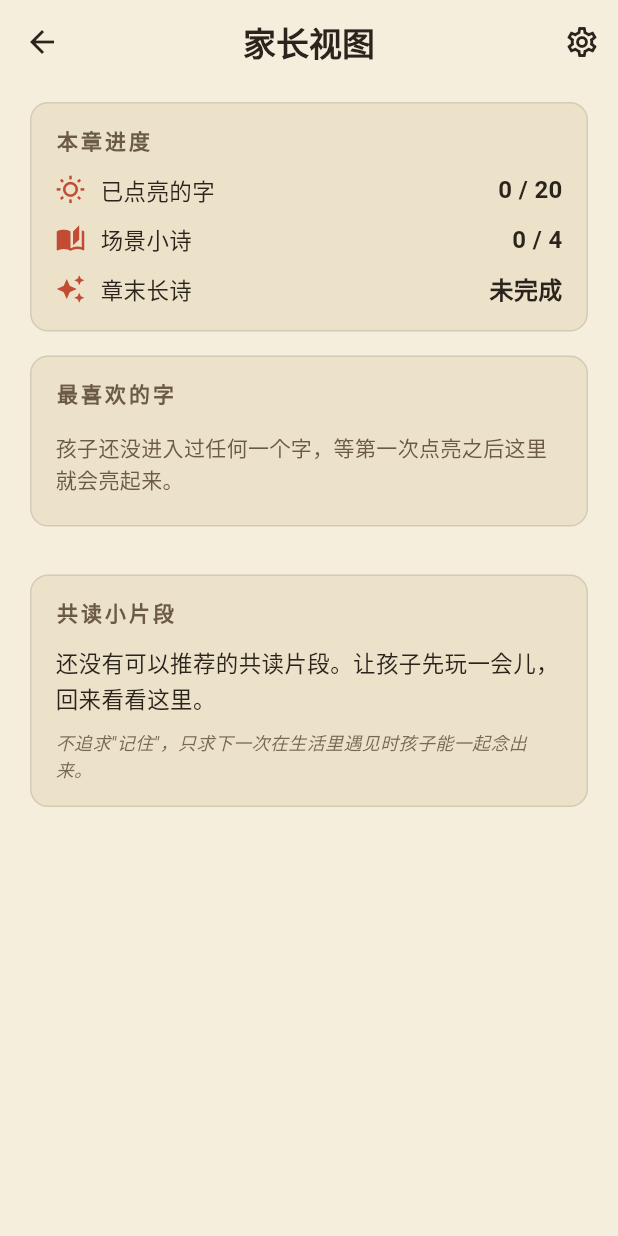
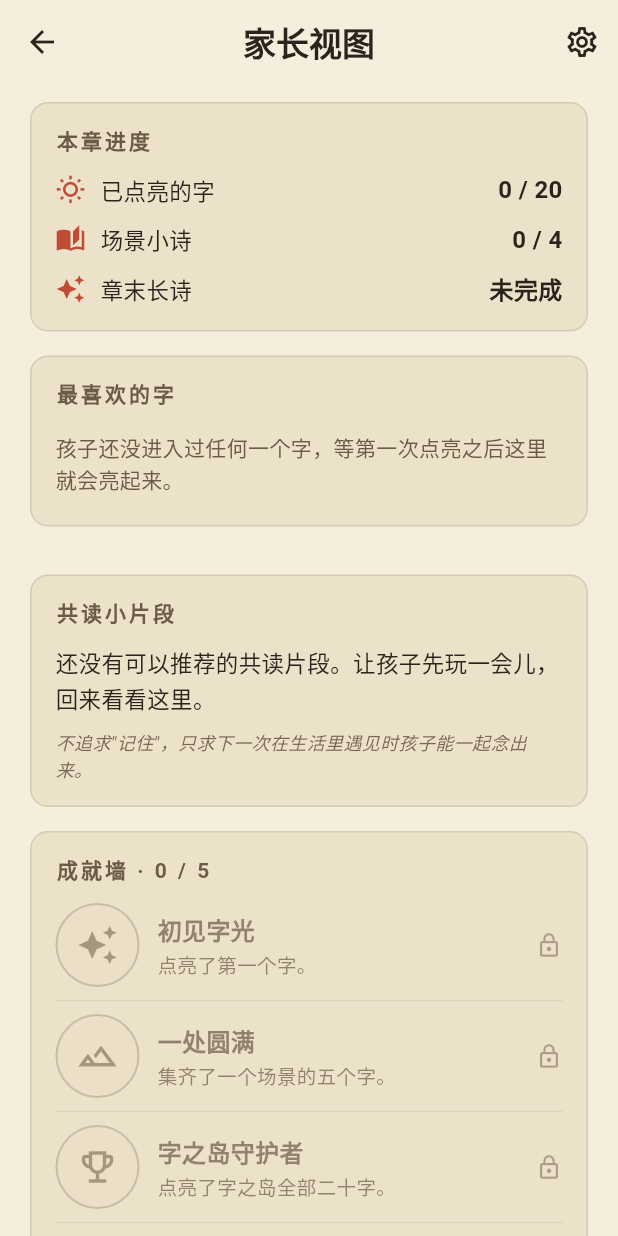
Before and after one commit to flyingdew/wonder-isles-app, a Flutter app: the screen it shows after launch, after a tap on "家长", on a phone screen of 412 x 824 dp. Run offline on Flutter 3.47's test engine with Material 3 defaults, Android fonts, the phone set to English and light mode, and no system bars; our stand-ins replace audioplayers, shared_preferences.

Commit message:
feat(achievements): unlock badges for first lit / scene / streak / boss
- data/achievement: 5 badges with title + description + icon

- services/progress_store: persist unlocked ids + streak days, evaluate on markLit/markPoemDone/recordDailyVisit

- widgets/achievement_dialog: unlock dialog + reusable badge widget

- pages/home: trigger recordDailyVisit on app open, show unlock dialog

- pages/character_flow + poem_stage: show unlock dialog after mark

- pages/parent_dashboard: achievement wall panel with locked/unlocked rows

- docs/roadmap: check off simple achievements

```diff
--- /dev/null
+++ b/lib/data/achievement.dart
@@ -0,0 +1,55 @@
+import 'package:flutter/material.dart';
+
+/// 一枚成就的静态定义。解锁状态在 `ProgressStore` 里持久化。
+class Achievement {
+  const Achievement({
+    required this.id,
+    required this.title,
+    required this.description,
+    required this.icon,
+  });
+
+  final String id;
+  final String title;
+  final String description;
+  final IconData icon;
+}
+
+/// 字之岛章节的成就清单。评估逻辑在 `ProgressStore._evaluate` 中。
+///
+/// 顺序即家长视图中展示顺序，也影响弹窗中多条同时解锁时的先后。
+const List<Achievement> kAchievements = <Achievement>[
+  Achievement(
+    id: 'first_lit',
+    title: '初见字光',
+    description: '点亮了第一个字。',
+    icon: Icons.auto_awesome,
+  ),
+  Achievement(
+    id: 'scene_complete',
+    title: '一处圆满',
+    description: '集齐了一个场景的五个字。',
+    icon: Icons.landscape_outlined,
+  ),
+  Achievement(
+    id: 'all_lit',
+    title: '字之岛守护者',
+    description: '点亮了字之岛全部二十字。',
+    icon: Icons.emoji_events_outlined,
+  ),
+  Achievement(
+    id: 'poem_boss',
+    title: '长诗成篇',
+    description: '在字之岛结尾完成了整章长诗。',
+    icon: Icons.menu_book_outlined,
+  ),
+  Achievement(
+    id: 'streak_3',
+    title: '三日结伴',
+    description: '连续三天来到奇思岛。',
+    icon: Icons.wb_sunny_outlined,
+  ),
+];
+
+Achievement achievementById(String id) =>
+    kAchievements.firstWhere((Achievement a) => a.id == id);
--- a/lib/main.dart
+++ b/lib/main.dart
@@ -19,6 +19,7 @@ Future<void> main() async {
 
   final ProgressStore progress = ProgressStore();
   await progress.load();
+  progress.attachRepository(repository);
 
   final VoiceService voice = VoiceService();
   await voice.load();
--- a/lib/pages/character_flow_page.dart
+++ b/lib/pages/character_flow_page.dart
@@ -4,7 +4,9 @@ import 'package:provider/provider.dart';
 import '../app_theme.dart';
 import '../data/character.dart';
 import '../services/progress_store.dart';
+import '../data/achievement.dart';
 import '../services/voice_service.dart';
+import '../widgets/achievement_dialog.dart';
 import '../widgets/apply_stage.dart';
 import '../widgets/assemble_stage.dart';
 import '../widgets/dig_stage.dart';
@@ -81,9 +83,12 @@ class _CharacterFlowPageState extends State<CharacterFlowPage> {
   }
 
   Future<void> _onFinish() async {
-    await context.read<ProgressStore>().markLit(widget.character.id);
+    final List<Achievement> unlocked =
+        await context.read<ProgressStore>().markLit(widget.character.id);
     if (!mounted) return;
     setState(() => _step = FlowStep.done);
+    if (!mounted) return;
+    await showAchievementUnlocked(context, unlocked);
   }
 
   @override
--- a/lib/pages/home_page.dart
+++ b/lib/pages/home_page.dart
@@ -3,14 +3,33 @@ import 'package:flutter/material.dart';
 import 'package:provider/provider.dart';
 
 import '../app_theme.dart';
+import '../data/achievement.dart';
+import '../data/poems.dart';
 import '../services/progress_store.dart';
-import '../data/poems.dart';
+import '../widgets/achievement_dialog.dart';
 import 'island_map_page.dart';
 import 'parent_dashboard_page.dart';
 import 'poem_stage_page.dart';
 
-class HomePage extends StatelessWidget {
+class HomePage extends StatefulWidget {
   const HomePage({super.key});
+
+  @override
+  State<HomePage> createState() => _HomePageState();
+}
+
+class _HomePageState extends State<HomePage> {
+  @override
+  void initState() {
+    super.initState();
+    WidgetsBinding.instance.addPostFrameCallback((_) async {
+      if (!mounted) return;
+      final List<Achievement> unlocked =
+          await context.read<ProgressStore>().recordDailyVisit();
+      if (!mounted) return;
+      await showAchievementUnlocked(context, unlocked);
+    });
+  }
 
   @override
   Widget build(BuildContext context) {
--- a/lib/pages/parent_dashboard_page.dart
+++ b/lib/pages/parent_dashboard_page.dart
@@ -2,11 +2,13 @@ import 'package:flutter/material.dart';
 import 'package:provider/provider.dart';
 
 import '../app_theme.dart';
+import '../data/achievement.dart';
 import '../data/character.dart';
 import '../data/character_repository.dart';
 import '../data/parent_tips.dart';
 import '../data/poems.dart';
 import '../services/progress_store.dart';
+import '../widgets/achievement_dialog.dart';
 import 'settings_page.dart';
 
 /// 家长视图：整章进度、最喜欢的字、共读建议、清空进度。
@@ -63,6 +65,8 @@ class ParentDashboardPage extends StatelessWidget {
           _RecentlyVisited(chars: ranked.take(5).toList(), visits: visits),
           const SizedBox(height: 16),
           _ReadTogether(favorite: favorite),
+          const SizedBox(height: 16),
+          _AchievementWall(unlocked: progress.unlockedAchievements),
           const SizedBox(height: 24),
         ],
       ),
@@ -342,3 +346,82 @@ class _StatRow extends StatelessWidget {
     );
   }
 }
+
+
+class _AchievementWall extends StatelessWidget {
+  const _AchievementWall({required this.unlocked});
+  final Set<String> unlocked;
+
+  @override
+  Widget build(BuildContext context) {
+    final int count = unlocked.length;
+    final int total = kAchievements.length;
+    return _Panel(
+      title: '成就墙 · $count / $total',
+      child: Column(
+        crossAxisAlignment: CrossAxisAlignment.stretch,
+        children: <Widget>[
+          for (int i = 0; i < kAchievements.length; i++) ...<Widget>[
+            _AchievementRow(
+              achievement: kAchievements[i],
+              unlocked: unlocked.contains(kAchievements[i].id),
+            ),
+            if (i != kAchievements.length - 1)
+              Divider(
+                  height: 18,
+                  color: InkPalette.ink.withValues(alpha: 0.08)),
+          ],
+        ],
+      ),
+    );
+  }
+}
+
+class _AchievementRow extends StatelessWidget {
+  const _AchievementRow({
+    required this.achievement,
+    required this.unlocked,
+  });
+  final Achievement achievement;
+  final bool unlocked;
+
+  @override
+  Widget build(BuildContext context) {
+    final Color titleColor =
+        unlocked ? InkPalette.ink : InkPalette.inkSoft.withValues(alpha: 0.7);
+    return Row(
+      crossAxisAlignment: CrossAxisAlignment.center,
+      children: <Widget>[
+        AchievementBadge(achievement: achievement, unlocked: unlocked),
+        const SizedBox(width: 12),
+        Expanded(
+          child: Column(
+            crossAxisAlignment: CrossAxisAlignment.start,
+            children: <Widget>[
+              Text(
+                achievement.title,
+                style: TextStyle(
+                  color: titleColor,
+                  fontWeight: FontWeight.w700,
+                  fontSize: 16,
+                ),
+              ),
+              const SizedBox(height: 2),
+              Text(
+                achievement.description,
+                style: TextStyle(
+                  color: InkPalette.inkSoft.withValues(alpha: unlocked ? 1 : 0.7),
+                  fontSize: 13,
+                  height: 1.4,
+                ),
+              ),
+            ],
+          ),
+        ),
+        if (!unlocked)
+          Icon(Icons.lock_outline,
+              size: 18, color: InkPalette.inkSoft.withValues(alpha: 0.5)),
+      ],
+    );
+  }
+}
--- a/lib/pages/poem_stage_page.dart
+++ b/lib/pages/poem_stage_page.dart
@@ -7,7 +7,9 @@ import '../app_theme.dart';
 import '../data/character.dart';
 import '../data/character_repository.dart';
 import '../data/poems.dart';
+import '../data/achievement.dart';
 import '../services/progress_store.dart';
+import '../widgets/achievement_dialog.dart';
 
 /// 小诗关：把诗行里的空槽拖回正确的字。既服务场景小诗，也服务章末大诗。
 class PoemStagePage extends StatefulWidget {
@@ -74,9 +76,13 @@ class _PoemStagePageState extends State<PoemStagePage>
     if (_allFilled && !_finished) {
       _finished = true;
       _celebrateCtrl.forward(from: 0);
-      Future<void>.delayed(const Duration(milliseconds: 250), () {
+      Future<void>.delayed(const Duration(milliseconds: 250), () async {
         if (!mounted) return;
-        context.read<ProgressStore>().markPoemDone(_poem.sceneKey);
+        final List<Achievement> unlocked = await context
+            .read<ProgressStore>()
+            .markPoemDone(_poem.sceneKey);
+        if (!mounted) return;
+        await showAchievementUnlocked(context, unlocked);
       });
     }
   }
--- a/lib/services/progress_store.dart
+++ b/lib/services/progress_store.dart
@@ -1,21 +1,34 @@
 import 'package:flutter/foundation.dart';
 import 'package:shared_preferences/shared_preferences.dart';
 
-/// 本地存档：记录点亮过的字 id、以及每个字的复访次数。
-/// v2 起额外记录已完成的场景小诗 id 集合。
+import '../data/achievement.dart';
+import '../data/character.dart';
+import '../data/character_repository.dart';
+
+/// 本地存档：记录点亮过的字 id、每字复访次数、已完成场景诗、成就与连续访问天数。
 class ProgressStore extends ChangeNotifier {
   static const String _kLit = 'wonder_isles.lit';
   static const String _kVisitPrefix = 'wonder_isles.visit.';
   static const String _kPoems = 'wonder_isles.poems';
+  static const String _kAchievements = 'wonder_isles.achievements';
+  static const String _kLastVisit = 'wonder_isles.streak.lastVisit';
+  static const String _kStreak = 'wonder_isles.streak.count';
 
   final Set<String> _lit = <String>{};
   final Map<String, int> _visits = <String, int>{};
   final Set<String> _poems = <String>{};
+  final Set<String> _achievements = <String>{};
   SharedPreferences? _prefs;
+  CharacterRepository? _repo;
+  DateTime? _lastVisit;
+  int _streak = 0;
 
   Set<String> get litIds => Set<String>.unmodifiable(_lit);
   int get litCount => _lit.length;
   Set<String> get completedPoems => Set<String>.unmodifiable(_poems);
+  Set<String> get unlockedAchievements =>
+      Set<String>.unmodifiable(_achievements);
+  int get streakDays => _streak;
 
   Future<void> load() async {
     _prefs = await SharedPreferences.getInstance();
@@ -25,6 +38,9 @@ class ProgressStore extends ChangeNotifier {
     _poems
       ..clear()
       ..addAll(_prefs?.getStringList(_kPoems) ?? <String>[]);
+    _achievements
+      ..clear()
+      ..addAll(_prefs?.getStringList(_kAchievements) ?? <String>[]);
     _visits.clear();
     for (final String key in _prefs?.getKeys() ?? const <String>{}) {
       if (key.startsWith(_kVisitPrefix)) {
@@ -32,33 +48,108 @@ class ProgressStore extends ChangeNotifier {
             _prefs?.getInt(key) ?? 0;
       }
     }
+    final String? lastRaw = _prefs?.getString(_kLastVisit);
+    _lastVisit = lastRaw == null ? null : DateTime.tryParse(lastRaw);
+    _streak = _prefs?.getInt(_kStreak) ?? 0;
+  }
+
+  /// 由 main() 在字库加载完后注入，成就评估需要按场景/整章计数。
+  void attachRepository(CharacterRepository repo) {
+    _repo = repo;
   }
 
   bool isLit(String id) => _lit.contains(id);
   int visits(String id) => _visits[id] ?? 0;
   Map<String, int> get allVisits => Map<String, int>.unmodifiable(_visits);
   bool isPoemDone(String sceneKey) => _poems.contains(sceneKey);
+  bool hasAchievement(String id) => _achievements.contains(id);
 
-  Future<void> markLit(String id) async {
+  Future<List<Achievement>> markLit(String id) async {
     _visits[id] = (_visits[id] ?? 0) + 1;
     await _prefs?.setInt('$_kVisitPrefix$id', _visits[id]!);
     if (_lit.add(id)) {
       await _prefs?.setStringList(_kLit, _lit.toList());
     }
     notifyListeners();
+    return _evaluate();
   }
 
-  Future<void> markPoemDone(String sceneKey) async {
+  Future<List<Achievement>> markPoemDone(String sceneKey) async {
     if (_poems.add(sceneKey)) {
       await _prefs?.setStringList(_kPoems, _poems.toList());
       notifyListeners();
     }
+    return _evaluate();
+  }
+
+  /// 应用入口调用一次，按今天日期滚动 streak，并可能解锁"三日结伴"。
+  Future<List<Achievement>> recordDailyVisit() async {
+    final DateTime now = DateTime.now();
+    final DateTime today = DateTime(now.year, now.month, now.day);
+    final DateTime? last = _lastVisit == null
+        ? null
+        : DateTime(_lastVisit!.year, _lastVisit!.month, _lastVisit!.day);
+
+    if (last == null) {
+      _streak = 1;
+    } else {
+      final int diff = today.difference(last).inDays;
+      if (diff == 0) {
+        // 同一天再次进入，不变。
+      } else if (diff == 1) {
+        _streak += 1;
+      } else {
+        _streak = 1;
+      }
+    }
+    _lastVisit = today;
+    await _prefs?.setString(_kLastVisit, today.toIso8601String());
+    await _prefs?.setInt(_kStreak, _streak);
+    notifyListeners();
+    return _evaluate();
+  }
+
+  Future<List<Achievement>> _evaluate() async {
+    final List<Achievement> newly = <Achievement>[];
+
+    void tryUnlock(String id) {
+      if (_achievements.contains(id)) return;
+      newly.add(achievementById(id));
+      _achievements.add(id);
+    }
+
+    if (_lit.isNotEmpty) tryUnlock('first_lit');
+    if (_repo != null) {
+      for (final SceneId scene in SceneId.values) {
+        final Set<String> ids =
+            _repo!.forScene(scene).map((c) => c.id).toSet();
+        if (ids.isNotEmpty && ids.every(_lit.contains)) {
+          tryUnlock('scene_complete');
+          break;
+        }
+      }
+      final Set<String> all = _repo!.all.map((c) => c.id).toSet();
+      if (all.isNotEmpty && all.every(_lit.contains)) {
+        tryUnlock('all_lit');
+      }
+    }
+    if (_poems.contains('boss')) tryUnlock('poem_boss');
+    if (_streak >= 3) tryUnlock('streak_3');
+
+    if (newly.isNotEmpty) {
+      await _prefs?.setStringList(_kAchievements, _achievements.toList());
+      notifyListeners();
+    }
+    return newly;
   }
 
   Future<void> reset() async {
     _lit.clear();
     _visits.clear();
     _poems.clear();
+    _achievements.clear();
+    _lastVisit = null;
+    _streak = 0;
     await _prefs?.clear();
     notifyListeners();
   }
--- /dev/null
+++ b/lib/widgets/achievement_dialog.dart
@@ -0,0 +1,127 @@
+import 'package:flutter/material.dart';
+
+import '../app_theme.dart';
+import '../data/achievement.dart';
+
+/// 弹出解锁弹窗。传入本次新解锁的成就列表，逐条展示。
+///
+/// 一般在 markLit / markPoemDone / recordDailyVisit 返回后调用。
+Future<void> showAchievementUnlocked(
+  BuildContext context,
+  List<Achievement> unlocked,
+) async {
+  if (unlocked.isEmpty) return;
+  for (final Achievement a in unlocked) {
+    if (!context.mounted) return;
+    await showDialog<void>(
+      context: context,
+      barrierColor: InkPalette.ink.withValues(alpha: 0.35),
+      builder: (BuildContext ctx) => _AchievementDialog(achievement: a),
+    );
+  }
+}
+
+class _AchievementDialog extends StatelessWidget {
+  const _AchievementDialog({required this.achievement});
+  final Achievement achievement;
+
+  @override
+  Widget build(BuildContext context) {
+    return Dialog(
+      backgroundColor: Colors.transparent,
+      insetPadding: const EdgeInsets.symmetric(horizontal: 32),
+      child: Container(
+        padding: const EdgeInsets.fromLTRB(24, 22, 24, 20),
+        decoration: BoxDecoration(
+          color: InkPalette.paper,
+          borderRadius: BorderRadius.circular(14),
+          border: Border.all(color: InkPalette.ochre.withValues(alpha: 0.55)),
+          boxShadow: <BoxShadow>[
+            BoxShadow(
+              color: InkPalette.ink.withValues(alpha: 0.18),
+              blurRadius: 24,
+              offset: const Offset(0, 6),
+            ),
+          ],
+        ),
+        child: Column(
+          mainAxisSize: MainAxisSize.min,
+          children: <Widget>[
+            const Text(
+              '解 · 锁',
+              style: TextStyle(
+                color: InkPalette.inkSoft,
+                letterSpacing: 8,
+                fontSize: 12,
+              ),
+            ),
+            const SizedBox(height: 14),
+            AchievementBadge(achievement: achievement, size: 76),
+            const SizedBox(height: 12),
+            Text(
+              achievement.title,
+              style: const TextStyle(
+                color: InkPalette.ink,
+                fontSize: 22,
+                fontWeight: FontWeight.w700,
+                letterSpacing: 2,
+              ),
+            ),
+            const SizedBox(height: 6),
+            Text(
+              achievement.description,
+              textAlign: TextAlign.center,
+              style: const TextStyle(
+                color: InkPalette.inkSoft,
+                height: 1.6,
+                fontSize: 14,
+              ),
+            ),
+            const SizedBox(height: 16),
+            FilledButton(
+              onPressed: () => Navigator.of(context).pop(),
+              child: const Text('继续'),
+            ),
+          ],
+        ),
+      ),
+    );
+  }
+}
+
+/// 家长视图 / 弹窗中共用的圆形徽章。
+class AchievementBadge extends StatelessWidget {
+  const AchievementBadge({
+    super.key,
+    required this.achievement,
+    this.unlocked = true,
+    this.size = 56,
+  });
+
+  final Achievement achievement;
+  final bool unlocked;
+  final double size;
+
+  @override
+  Widget build(BuildContext context) {
+    final Color fill = unlocked
+        ? InkPalette.glow.withValues(alpha: 0.22)
+        : InkPalette.paperDeep.withValues(alpha: 0.4);
+    final Color border = unlocked
+        ? InkPalette.ochre
+        : InkPalette.ink.withValues(alpha: 0.18);
+    final Color iconColor =
+        unlocked ? InkPalette.vermilion : InkPalette.inkSoft.withValues(alpha: 0.55);
+    return Container(
+      width: size,
+      height: size,
+      decoration: BoxDecoration(
+        color: fill,
+        shape: BoxShape.circle,
+        border: Border.all(color: border, width: 1.4),
+      ),
+      alignment: Alignment.center,
+      child: Icon(achievement.icon, color: iconColor, size: size * 0.5),
+    );
+  }
+}
```
Also changed, not shown: 1 other file.
